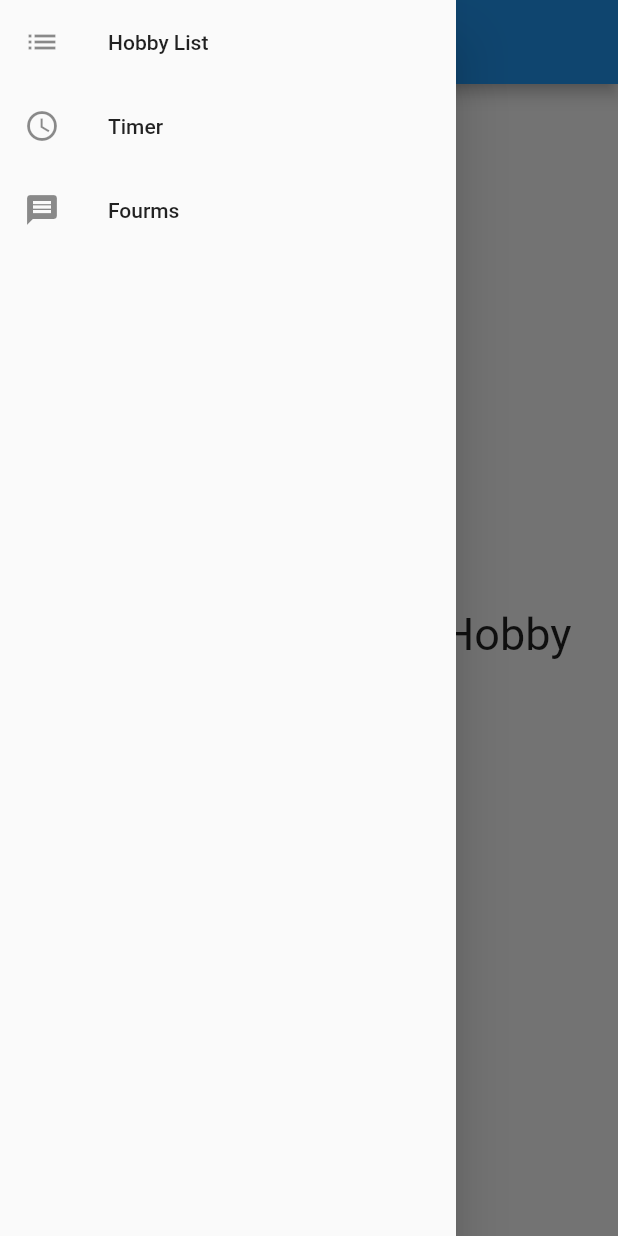
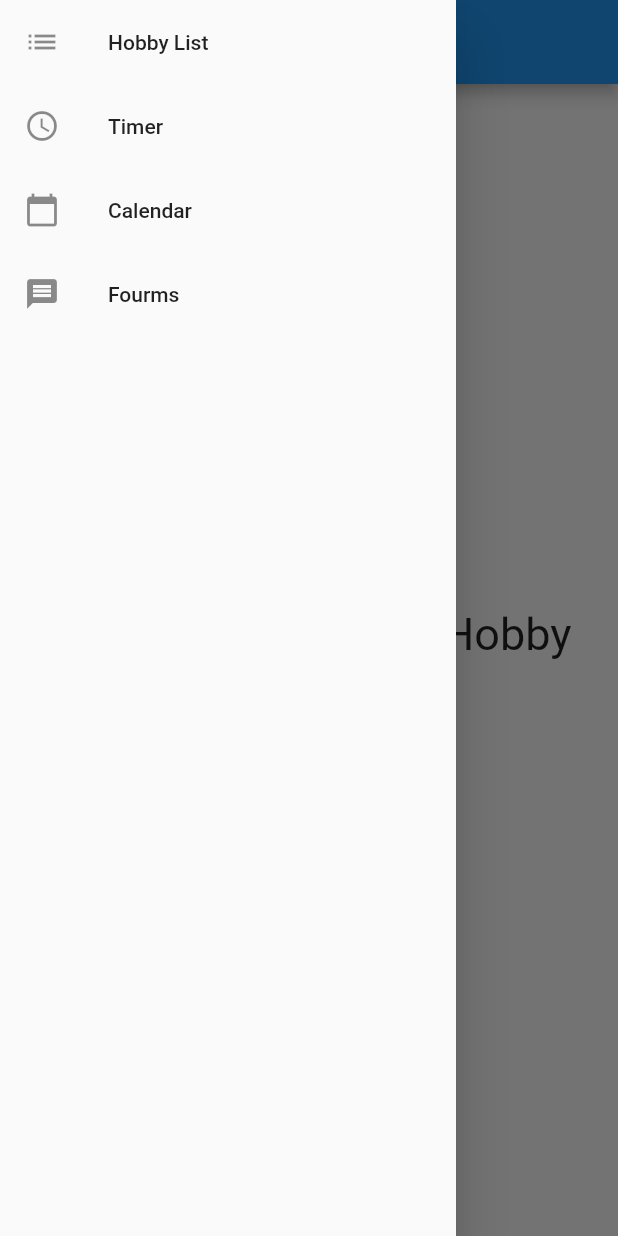
Before and after one commit to JustAnOpossum/Hobby-Hub-CS-371-, a Flutter app: the screen it shows after launch, with the side drawer open, on a phone screen of 412 x 824 dp. Run offline on Flutter 3.47's test engine with Material 2 defaults, Android fonts, the phone set to English and light mode, and no system bars.

Commit message:
Added base page for calendar

```diff
--- /dev/null
+++ b/app_interface/lib/calendar.dart
@@ -0,0 +1,17 @@
+import 'package:flutter/material.dart';
+
+class Calendar extends StatefulWidget {
+  @override
+  _CalendarState createState() => _CalendarState();
+}
+
+class _CalendarState extends State<Calendar> {
+  @override
+  Widget build(BuildContext context) {
+    return Scaffold(
+      appBar: AppBar(
+        title: const Text('Calendar'),
+      ),
+    );
+  }
+}
--- a/app_interface/lib/main.dart
+++ b/app_interface/lib/main.dart
@@ -1,4 +1,5 @@
 import 'timer.dart';
+import 'calendar.dart';
 
 import 'package:flutter/material.dart';
 
@@ -60,6 +61,15 @@ class Home extends StatelessWidget {
                     MaterialPageRoute(builder: (context) => TimerPage()));
               },
             ),
+            //Calendar Page
+            ListTile(
+              leading: Icon(Icons.calendar_today),
+              title: Text('Calendar'),
+              onTap: () {
+                Navigator.push(context,
+                    MaterialPageRoute(builder: (context) => Calendar()));
+              },
+            ),
             //Fourms Page
             ListTile(
               leading: Icon(Icons.message),
```
